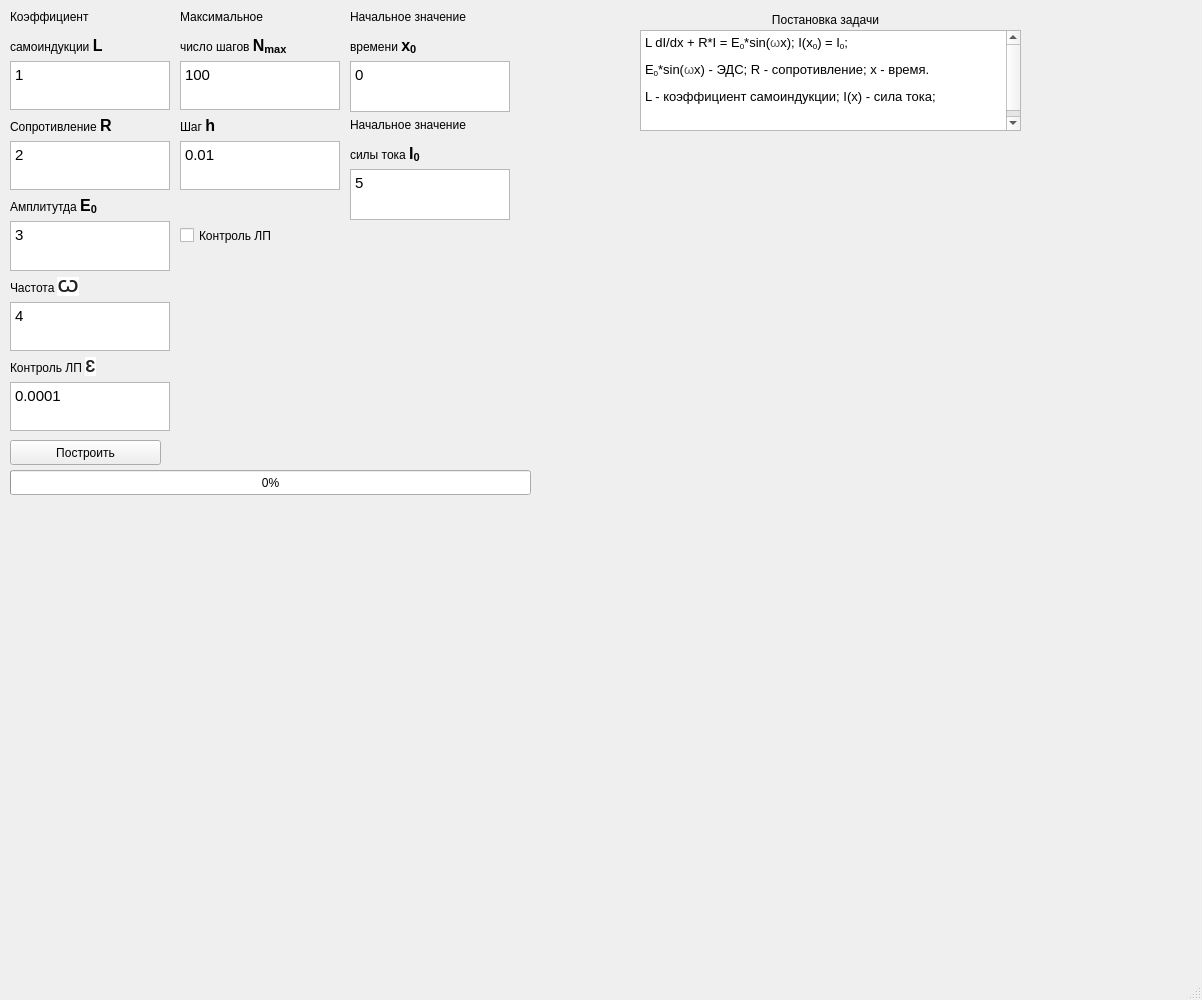
Before: the Qt Designer form label_for_graphic.ui in PaBochka/Lab_Num_Met, drawn with Qt 5.
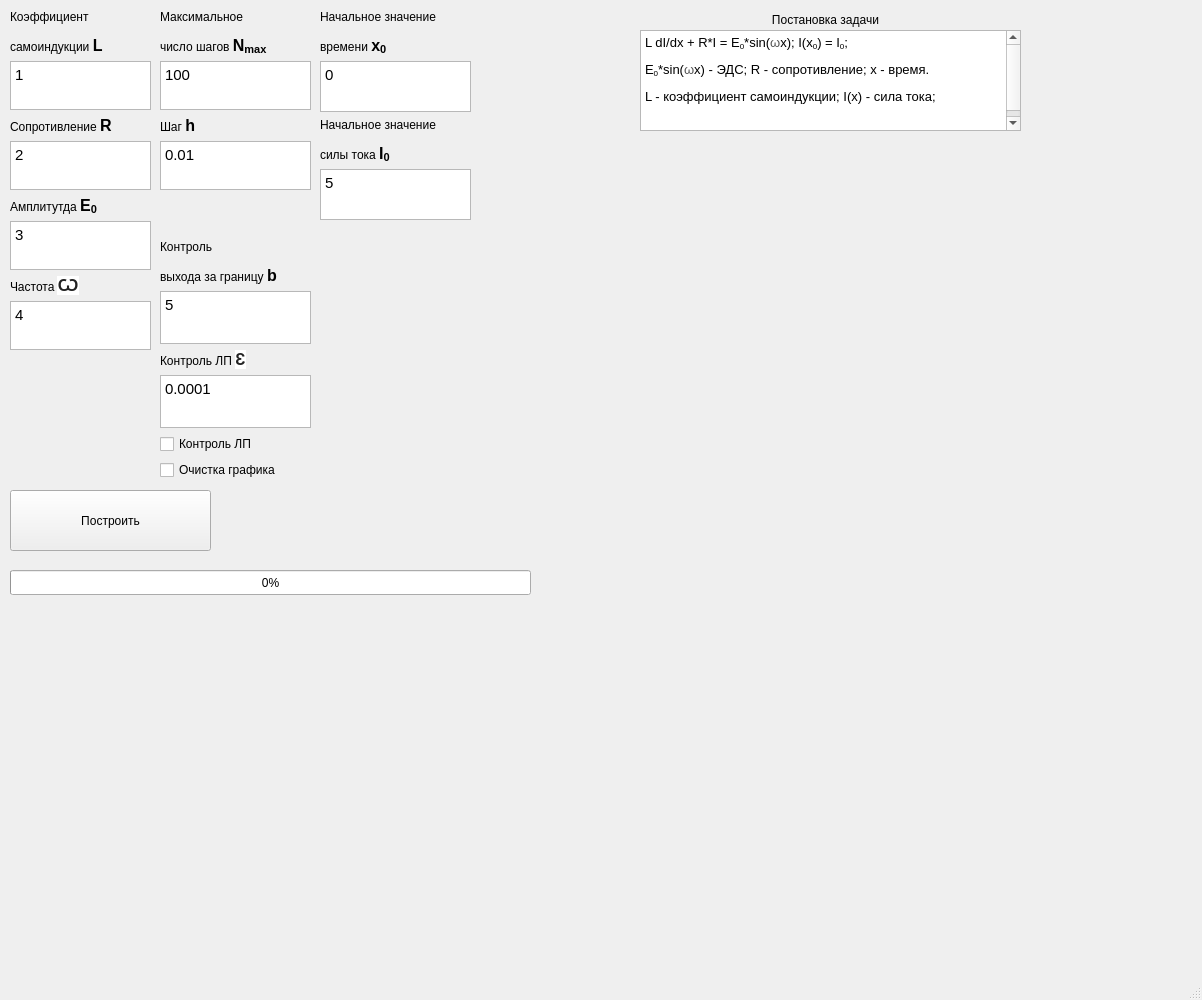
After: the same form once the commit is applied.

Patch:
```diff
--- a/label_for_graphic.ui
+++ b/label_for_graphic.ui
@@ -39,9 +39,9 @@
     <property name="geometry">
      <rect>
       <x>10</x>
-      <y>440</y>
-      <width>151</width>
-      <height>25</height>
+      <y>490</y>
+      <width>201</width>
+      <height>61</height>
      </rect>
     </property>
     <property name="text">
@@ -100,9 +100,9 @@
    <widget class="QWidget" name="verticalLayoutWidget_2">
     <property name="geometry">
      <rect>
-      <x>180</x>
+      <x>160</x>
       <y>10</y>
-      <width>160</width>
+      <width>151</width>
       <height>181</height>
      </rect>
     </property>
@@ -156,8 +156,8 @@
      <rect>
       <x>10</x>
       <y>10</y>
-      <width>160</width>
-      <height>421</height>
+      <width>141</width>
+      <height>341</height>
      </rect>
     </property>
     <layout class="QVBoxLayout" name="verticalLayout_4">
@@ -251,32 +251,14 @@
        </property>
       </widget>
      </item>
-     <item>
-      <widget class="QLabel" name="label_12">
-       <property name="text">
-        <string>&lt;html&gt;&lt;head/&gt;&lt;body&gt;&lt;p&gt;Контроль ЛП &lt;span style=&quot; font-family:'arial,sans-serif'; font-size:12pt; font-weight:600; color:#222222; background-color:#ffffff;&quot;&gt;Ɛ&lt;/span&gt;&lt;span style=&quot; font-size:12pt; font-weight:600;&quot;</string>
-       </property>
-      </widget>
-     </item>
-     <item>
-      <widget class="QTextEdit" name="textEdit_5">
-       <property name="html">
-        <string>&lt;!DOCTYPE HTML PUBLIC &quot;-//W3C//DTD HTML 4.0//EN&quot; &quot;http://www.w3.org/TR/REC-html40/strict.dtd&quot;&gt;
-&lt;html&gt;&lt;head&gt;&lt;meta name=&quot;qrichtext&quot; content=&quot;1&quot; /&gt;&lt;style type=&quot;text/css&quot;&gt;
-p, li { white-space: pre-wrap; }
-&lt;/style&gt;&lt;/head&gt;&lt;body style=&quot; font-family:'Ubuntu'; font-size:11pt; font-weight:400; font-style:normal;&quot;&gt;
-&lt;p style=&quot; margin-top:0px; margin-bottom:0px; margin-left:0px; margin-right:0px; -qt-block-indent:0; text-indent:0px;&quot;&gt;0.0001&lt;/p&gt;&lt;/body&gt;&lt;/html&gt;</string>
-       </property>
-      </widget>
-     </item>
     </layout>
    </widget>
    <widget class="QWidget" name="verticalLayoutWidget_3">
     <property name="geometry">
      <rect>
-      <x>350</x>
+      <x>320</x>
       <y>10</y>
-      <width>160</width>
+      <width>151</width>
       <height>211</height>
      </rect>
     </property>
@@ -325,24 +307,11 @@
      </item>
     </layout>
    </widget>
-   <widget class="QCheckBox" name="checkBox">
-    <property name="geometry">
-     <rect>
-      <x>180</x>
-      <y>220</y>
-      <width>161</width>
-      <height>31</height>
-     </rect>
-    </property>
-    <property name="text">
-     <string>Контроль ЛП</string>
-    </property>
-   </widget>
    <widget class="QProgressBar" name="progressBar">
     <property name="geometry">
      <rect>
       <x>10</x>
-      <y>470</y>
+      <y>570</y>
       <width>521</width>
       <height>25</height>
      </rect>
@@ -351,6 +320,68 @@
      <number>0</number>
     </property>
    </widget>
+   <widget class="QWidget" name="verticalLayoutWidget_4">
+    <property name="geometry">
+     <rect>
+      <x>160</x>
+      <y>240</y>
+      <width>151</width>
+      <height>241</height>
+     </rect>
+    </property>
+    <layout class="QVBoxLayout" name="verticalLayout">
+     <item>
+      <widget class="QLabel" name="label_14">
+       <property name="text">
+        <string>&lt;html&gt;&lt;head/&gt;&lt;body&gt;&lt;p&gt;Контроль&lt;/p&gt;&lt;p&gt;выхода за границу &lt;span style=&quot; font-size:12pt; font-weight:600;&quot;&gt;b&lt;/span&gt;&lt;/p&gt;&lt;/body&gt;&lt;/html&gt;</string>
+       </property>
+      </widget>
+     </item>
+     <item>
+      <widget class="QTextEdit" name="textEdit_12">
+       <property name="html">
+        <string>&lt;!DOCTYPE HTML PUBLIC &quot;-//W3C//DTD HTML 4.0//EN&quot; &quot;http://www.w3.org/TR/REC-html40/strict.dtd&quot;&gt;
+&lt;html&gt;&lt;head&gt;&lt;meta name=&quot;qrichtext&quot; content=&quot;1&quot; /&gt;&lt;style type=&quot;text/css&quot;&gt;
+p, li { white-space: pre-wrap; }
+&lt;/style&gt;&lt;/head&gt;&lt;body style=&quot; font-family:'Ubuntu'; font-size:11pt; font-weight:400; font-style:normal;&quot;&gt;
+&lt;p style=&quot; margin-top:0px; margin-bottom:0px; margin-left:0px; margin-right:0px; -qt-block-indent:0; text-indent:0px;&quot;&gt;5&lt;/p&gt;&lt;/body&gt;&lt;/html&gt;</string>
+       </property>
+      </widget>
+     </item>
+     <item>
+      <widget class="QLabel" name="label_12">
+       <property name="text">
+        <string>&lt;html&gt;&lt;head/&gt;&lt;body&gt;&lt;p&gt;Контроль ЛП &lt;span style=&quot; font-family:'arial,sans-serif'; font-size:12pt; font-weight:600; color:#222222; background-color:#ffffff;&quot;&gt;Ɛ&lt;/span&gt;&lt;span style=&quot; font-size:12pt; font-weight:600;&quot;</string>
+       </property>
+      </widget>
+     </item>
+     <item>
+      <widget class="QTextEdit" name="textEdit_5">
+       <property name="html">
+        <string>&lt;!DOCTYPE HTML PUBLIC &quot;-//W3C//DTD HTML 4.0//EN&quot; &quot;http://www.w3.org/TR/REC-html40/strict.dtd&quot;&gt;
+&lt;html&gt;&lt;head&gt;&lt;meta name=&quot;qrichtext&quot; content=&quot;1&quot; /&gt;&lt;style type=&quot;text/css&quot;&gt;
+p, li { white-space: pre-wrap; }
+&lt;/style&gt;&lt;/head&gt;&lt;body style=&quot; font-family:'Ubuntu'; font-size:11pt; font-weight:400; font-style:normal;&quot;&gt;
+&lt;p style=&quot; margin-top:0px; margin-bottom:0px; margin-left:0px; margin-right:0px; -qt-block-indent:0; text-indent:0px;&quot;&gt;0.0001&lt;/p&gt;&lt;/body&gt;&lt;/html&gt;</string>
+       </property>
+      </widget>
+     </item>
+     <item>
+      <widget class="QCheckBox" name="checkBox">
+       <property name="text">
+        <string>Контроль ЛП</string>
+       </property>
+      </widget>
+     </item>
+     <item>
+      <widget class="QCheckBox" name="checkBox_2">
+       <property name="text">
+        <string>Очистка графика</string>
+       </property>
+      </widget>
+     </item>
+    </layout>
+   </widget>
   </widget>
   <widget class="QStatusBar" name="statusbar"/>
  </widget>
```
